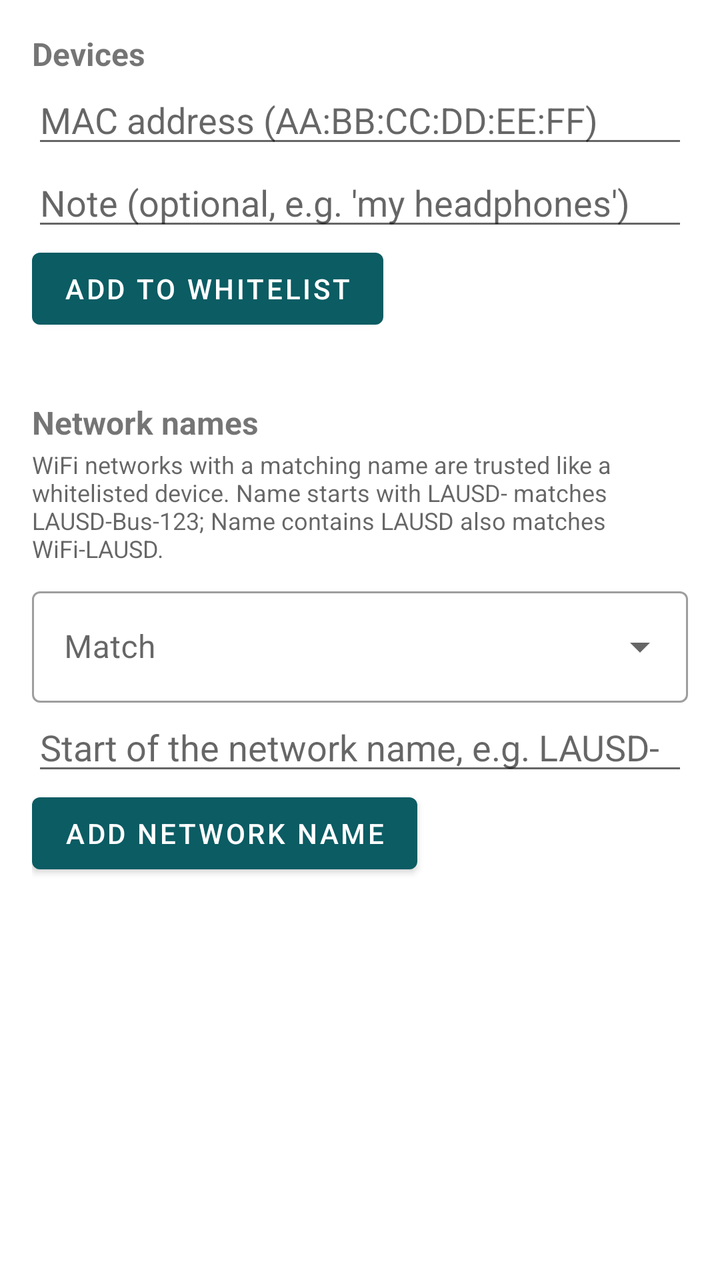
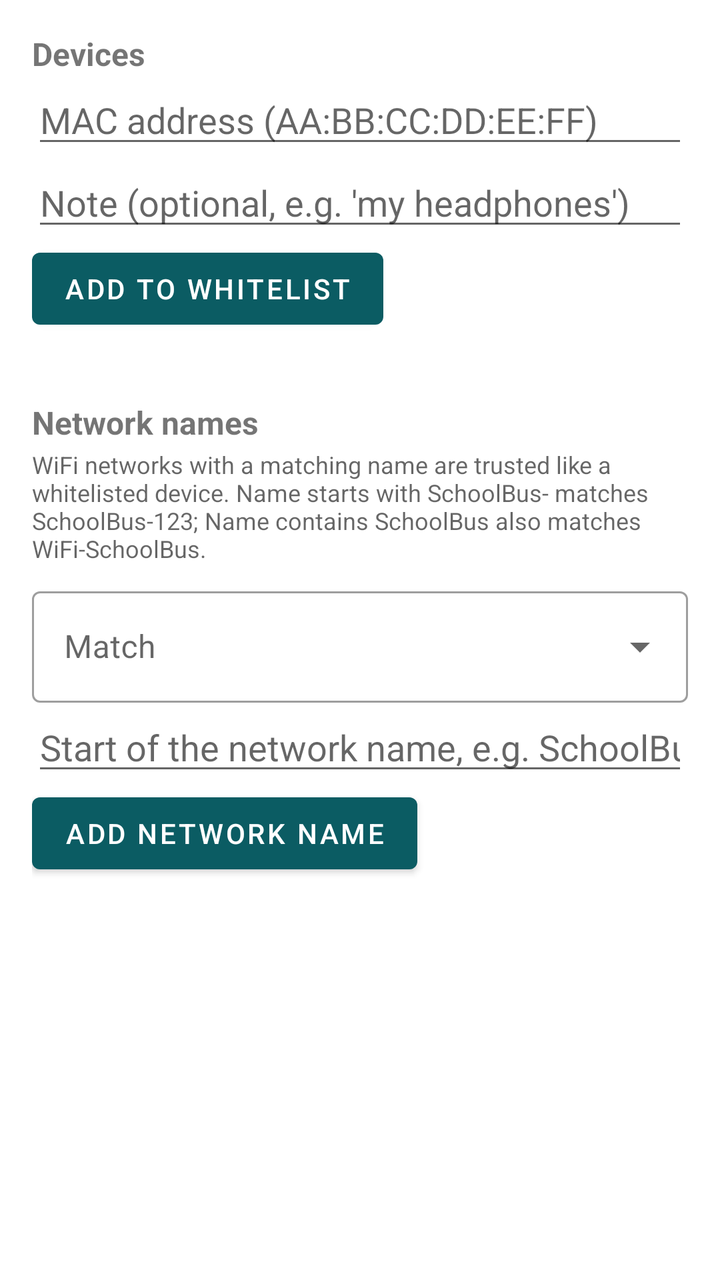

Two renders of the same Android screen: before a commit and after it. Below are the layout's source before the change and the commit's diff.
<!-- AndroidManifest.xml: application theme Theme.RFSentinel -->
<!-- res/layout/activity_whitelist.xml -->
<?xml version="1.0" encoding="utf-8"?>
<androidx.core.widget.NestedScrollView xmlns:android="http://schemas.android.com/apk/res/android"
    xmlns:app="http://schemas.android.com/apk/res-auto"
    android:layout_width="match_parent"
    android:layout_height="match_parent">

    <LinearLayout
        android:layout_width="match_parent"
        android:layout_height="wrap_content"
        android:orientation="vertical"
        android:padding="16dp">

        <TextView
            android:layout_width="match_parent"
            android:layout_height="wrap_content"
            android:text="Devices"
            android:textSize="@dimen/text_subtitle"
            android:textStyle="bold" />

        <EditText
            android:id="@+id/macInput"
            android:layout_width="match_parent"
            android:layout_height="wrap_content"
            android:inputType="textCapCharacters|textNoSuggestions"
            android:importantForAutofill="no"
            android:hint="MAC address (AA:BB:CC:DD:EE:FF)" />

        <EditText
            android:id="@+id/noteInput"
            android:layout_width="match_parent"
            android:layout_height="wrap_content"
            android:inputType="text"
            android:importantForAutofill="no"
            android:hint="Note (optional, e.g. 'my headphones')" />

        <Button
            android:id="@+id/addButton"
            android:layout_width="wrap_content"
            android:layout_height="wrap_content"
            android:text="Add to whitelist" />

        <androidx.recyclerview.widget.RecyclerView
            android:id="@+id/recyclerView"
            android:layout_width="match_parent"
            android:layout_height="wrap_content"
            android:layout_marginTop="8dp"
            android:nestedScrollingEnabled="false" />

        <TextView
            android:layout_width="match_parent"
            android:layout_height="wrap_content"
            android:layout_marginTop="24dp"
            android:text="Network names"
            android:textSize="@dimen/text_subtitle"
            android:textStyle="bold" />

        <TextView
            android:layout_width="match_parent"
            android:layout_height="wrap_content"
            android:paddingTop="2dp"
            android:paddingBottom="8dp"
            android:text="WiFi networks with a matching name are trusted like a whitelisted device. Name starts with LAUSD- matches LAUSD-Bus-123; Name contains LAUSD also matches WiFi-LAUSD."
            android:textColor="?android:attr/textColorSecondary"
            android:textSize="@dimen/text_caption" />

        <com.google.android.material.textfield.TextInputLayout
            style="@style/Widget.MaterialComponents.TextInputLayout.OutlinedBox.ExposedDropdownMenu"
            android:layout_width="match_parent"
            android:layout_height="wrap_content"
            android:hint="Match"
            app:endIconMode="dropdown_menu">

            <AutoCompleteTextView
                android:id="@+id/networkMatch"
                android:layout_width="match_parent"
                android:layout_height="wrap_content"
                android:inputType="none"
                android:saveEnabled="false" />
        </com.google.android.material.textfield.TextInputLayout>

        <EditText
            android:id="@+id/networkInput"
            android:layout_width="match_parent"
            android:layout_height="wrap_content"
            android:inputType="text|textNoSuggestions"
            android:importantForAutofill="no"
            android:hint="Start of the network name, e.g. LAUSD-" />

        <Button
            android:id="@+id/addNetworkButton"
            android:layout_width="wrap_content"
            android:layout_height="wrap_content"
            android:text="Add network name" />

        <androidx.recyclerview.widget.RecyclerView
            android:id="@+id/networkList"
            android:layout_width="match_parent"
            android:layout_height="wrap_content"
            android:layout_marginTop="8dp"
            android:nestedScrollingEnabled="false" />

    </LinearLayout>
</androidx.core.widget.NestedScrollView>
<!-- resources referenced by this layout -->
<resources>
  <dimen name="text_caption">12sp</dimen>
  <dimen name="text_subtitle">16sp</dimen>
  <style name="Theme.RFSentinel" parent="Theme.MaterialComponents.DayNight.DarkActionBar">
          <item name="colorPrimary">@color/brand_primary</item>
          <item name="colorPrimaryVariant">@color/brand_primary_dark</item>
          <item name="colorOnPrimary">@android:color/white</item>
          <item name="colorSecondary">@color/brand_accent</item>
          <item name="colorOnSecondary">@android:color/white</item>
          <item name="rfScopeColor">@color/scope</item>
          <item name="rfScopeTextColor">@color/scope_text</item>
          <item name="rfTraceColor">@color/trace</item>
          <item name="rfAccent">@color/brand_highlight</item>
          <item name="rfOnAccent">@color/brand_on_highlight</item>
      </style>
  <color name="brand_primary">#0B5C63</color>
  <color name="brand_primary_dark">#073F44</color>
  <color name="brand_accent">#E0622D</color>
  <color name="scope">#0B5C63</color>
  <color name="scope_text">#AA0B5C63</color>
  <color name="trace">#E0622D</color>
  <color name="brand_highlight">#0B5C63</color>
  <color name="brand_on_highlight">#FFFFFF</color>
</resources>

<!-- the commit's change to res/layout/activity_whitelist.xml (unified diff, before → after) -->
@@ -59,7 +59,7 @@
             android:layout_height="wrap_content"
             android:paddingTop="2dp"
             android:paddingBottom="8dp"
-            android:text="WiFi networks with a matching name are trusted like a whitelisted device. Name starts with LAUSD- matches LAUSD-Bus-123; Name contains LAUSD also matches WiFi-LAUSD."
+            android:text="WiFi networks with a matching name are trusted like a whitelisted device. Name starts with SchoolBus- matches SchoolBus-123; Name contains SchoolBus also matches WiFi-SchoolBus."
             android:textColor="?android:attr/textColorSecondary"
             android:textSize="@dimen/text_caption" />
 
@@ -84,7 +84,7 @@
             android:layout_height="wrap_content"
             android:inputType="text|textNoSuggestions"
             android:importantForAutofill="no"
-            android:hint="Start of the network name, e.g. LAUSD-" />
+            android:hint="Start of the network name, e.g. SchoolBus-" />
 
         <Button
             android:id="@+id/addNetworkButton"
